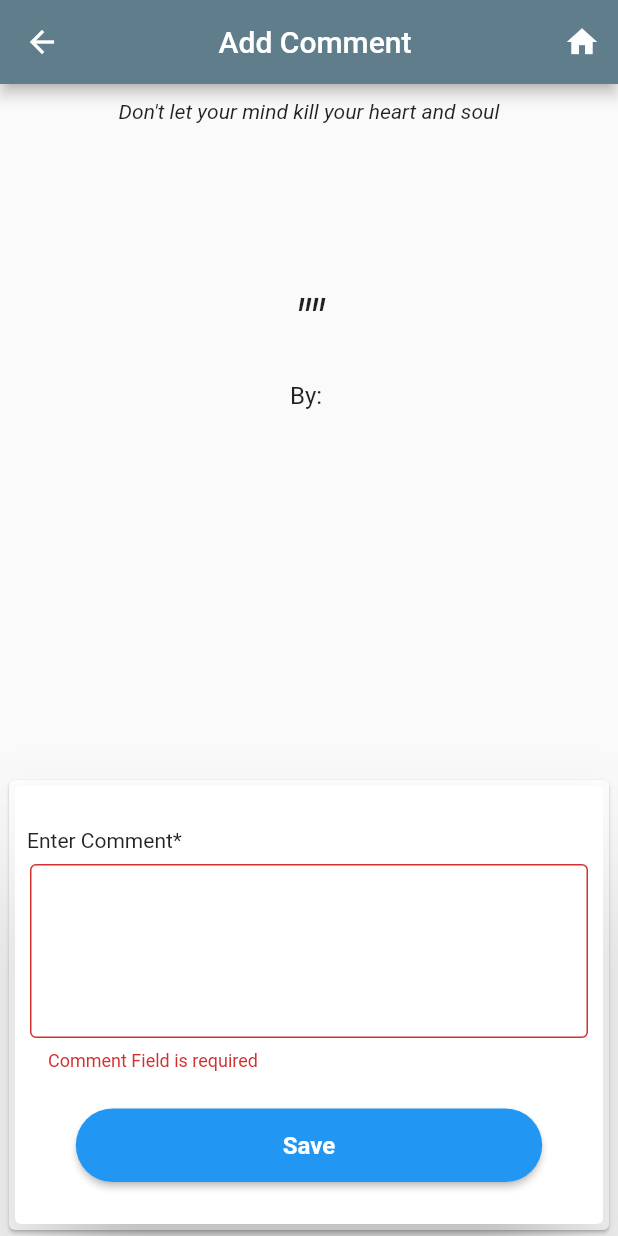
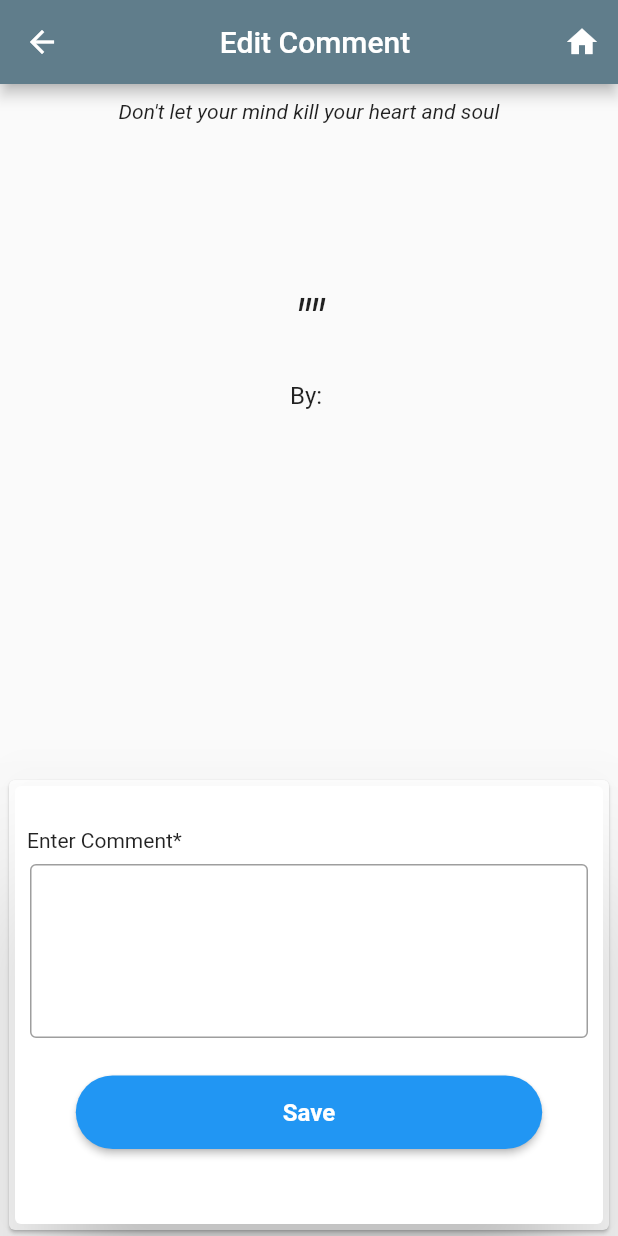
Before and after one commit to sanjay8330/QuotesApp, a Flutter app: the UpdateComments screen opened by its route, after a tap on "Save", on a phone screen of 412 x 824 dp. Run offline on Flutter 3.47's test engine with Material 2 defaults, Android fonts, the phone set to English and light mode, and no system bars; our stand-ins replace cloud_firestore, firebase_auth, firebase_core, firebase_storage, flutter_rating_bar, flutter_signin_button and 2 more; missing offline and left inert: clipboard; accounts and stored records are empty.

```diff
--- a/lib/database_manager/comments_handler/database_handler_comments.dart
+++ b/lib/database_manager/comments_handler/database_handler_comments.dart
@@ -30,8 +30,7 @@
   }
 
   //add comments
-  Future saveComment(String? QuoteId, String? UserId, String? content,
-      DateTime? time) async {
+  Future saveComment(String? QuoteId, String? UserId, String? content, DateTime? time) async {
     try {
       bool successStatus = false;
 
@@ -117,6 +116,7 @@
   Future updateComment (String? docID, String? content) async {
     try{
       bool successStatus = false;
+      print('dssd' + docID!);
 
       await commentlist.doc(docID).update({
         'Content': content,
--- a/lib/screens/comments_management/edit_comments.dart
+++ b/lib/screens/comments_management/edit_comments.dart
@@ -33,6 +33,7 @@
   String personImage = '';
   String personName = '';
   String? UserId = '02';
+  String? docIdQuote = '';
   String docId = '';
   String? contentText;
   String? UserIDforUpdate = '';
@@ -53,7 +54,7 @@
       });
 
       setState(() {
-        docId = quoteDetailList[1].toString();
+        docIdQuote = quoteDetailList[1].toString();
       });
 
       for (var element in quoteDetailList) {
@@ -81,7 +82,7 @@
       setState(() {
         docId = commentDetailList[1].toString();
       });
-      print(docId);
+      print('ab' + docId);
 
     }
   }
@@ -94,6 +95,7 @@
 
     //update comment
     updateComment () async {
+      fetchCommentsDetails();
       if(_formkey.currentState!.validate()){
         _formkey.currentState!.save();
         bool result = await DatabaseHandler().updateComment(docId, contentText);
@@ -102,7 +104,12 @@
           ScaffoldMessenger.of(context).showSnackBar(
               const SnackBar(content: Text('Comment Updated Successfully'),)
           );
-          Navigator.of(context).pushNamed(ViewComments.routeName);
+          {Navigator.push(
+              context,
+              MaterialPageRoute(
+                  builder: (_) => ViewComments(quoteID: docIdQuote, quote: quoteText
+                  )));
+          }
         }else{
           ScaffoldMessenger.of(context).showSnackBar(
               const SnackBar(content: Text('Something went wrong. Try again later!'),)
@@ -112,7 +119,7 @@
     }
 
     return Layout(
-      context: 'Add Comment',
+      context: 'Edit Comment',
       widget: Column(
         children: [
           Flexible(
```
Also changed, not shown: lib/screens/comments_management/add_comments.dart (+9 -2 lines), lib/screens/comments_management/view_comments.dart (+61 -36 lines).
